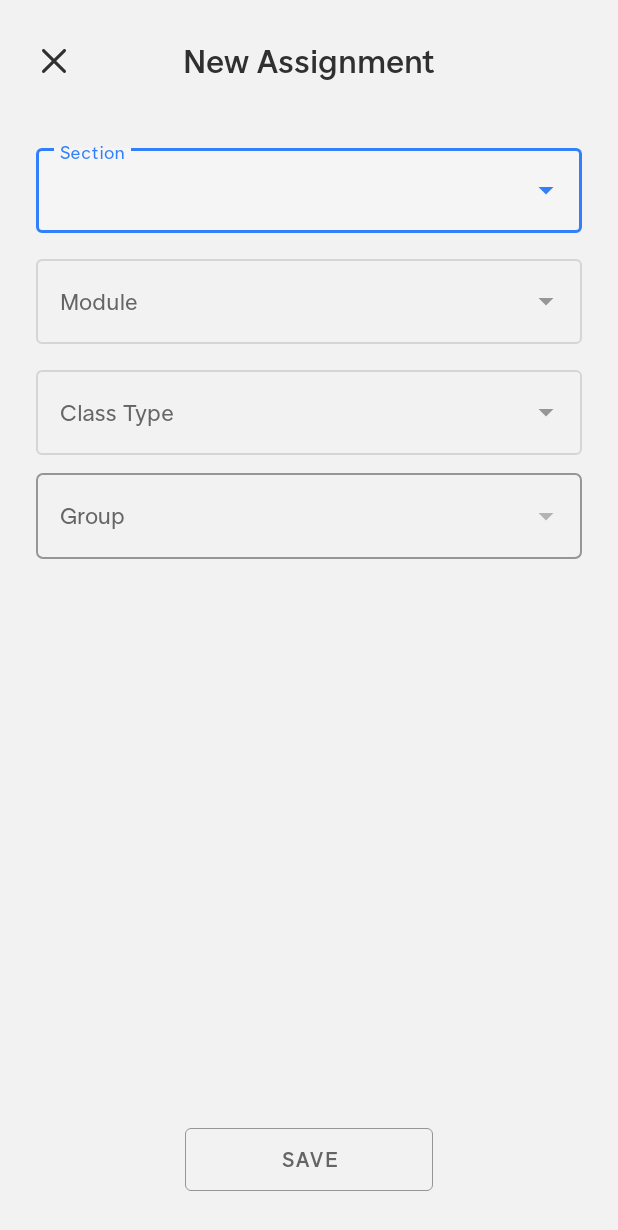
After one commit to abderrahmane-salmi/Studynet, an Android app: the AddAssignmentActivity screen opened directly, with no data from a screen before it, on a phone screen of 412 x 824 dp. The commit adds this screen. Shown: the top 1230 px of the screen. Run offline under Robolectric (Android 15) with nearby library versions, the phone set to English and light mode, and no system bars.

Commit message:
Add assignment layout.

```diff
--- a/app/src/main/AndroidManifest.xml
+++ b/app/src/main/AndroidManifest.xml
@@ -15,7 +15,8 @@
         android:supportsRtl="true"
         android:theme="@style/Theme.Studynet"
         tools:ignore="AllowBackup">
-        <activity android:name=".Activities.AddTeacherActivity"></activity>
+        <activity android:name=".Activities.AddAssignmentActivity"></activity>
+        <activity android:name=".Activities.AddTeacherActivity" />
         <activity android:name=".Activities.SplashActivity">
             <intent-filter>
                 <action android:name="android.intent.action.MAIN" />
@@ -31,9 +32,7 @@
         <activity android:name=".Activities.NavigationActivity" />
         <activity android:name=".Activities.ResetPasswordActivity" />
         <activity android:name=".Activities.SignUpActivity" />
-        <activity android:name=".Activities.LoginActivity">
-
-        </activity>
+        <activity android:name=".Activities.LoginActivity"></activity>
     </application>
 
 </manifest>
--- /dev/null
+++ b/app/src/main/java/com/salmi/bouchelaghem/studynet/Activities/AddAssignmentActivity.java
@@ -0,0 +1,16 @@
+package com.salmi.bouchelaghem.studynet.Activities;
+
+import androidx.appcompat.app.AppCompatActivity;
+
+import android.os.Bundle;
+
+import com.salmi.bouchelaghem.studynet.R;
+
+public class AddAssignmentActivity extends AppCompatActivity {
+
+    @Override
+    protected void onCreate(Bundle savedInstanceState) {
+        super.onCreate(savedInstanceState);
+        setContentView(R.layout.activity_add_assignment);
+    }
+}
--- /dev/null
+++ b/app/src/main/res/layout/activity_add_assignment.xml
@@ -0,0 +1,165 @@
+<?xml version="1.0" encoding="utf-8"?>
+<ScrollView xmlns:android="http://schemas.android.com/apk/res/android"
+    xmlns:app="http://schemas.android.com/apk/res-auto"
+    xmlns:tools="http://schemas.android.com/tools"
+    android:layout_width="match_parent"
+    android:layout_height="match_parent"
+    android:fillViewport="true"
+    android:scrollbars="none"
+    tools:context=".Activities.AddAssignmentActivity">
+
+    <androidx.constraintlayout.widget.ConstraintLayout
+        android:layout_width="match_parent"
+        android:layout_height="wrap_content">
+
+        <!--        Header-->
+        <ImageView
+            android:id="@+id/btnClose"
+            android:layout_width="24dp"
+            android:layout_height="24dp"
+            android:layout_alignParentStart="true"
+            android:layout_centerVertical="true"
+            android:layout_marginStart="24dp"
+            android:padding="4dp"
+            android:src="@drawable/ic_close_x"
+            app:layout_constraintBottom_toBottomOf="@id/title"
+            app:layout_constraintStart_toStartOf="parent"
+            app:layout_constraintTop_toTopOf="@id/title"
+            app:tint="@color/primary_text_color"
+            tools:ignore="ContentDescription" />
+
+        <TextView
+            android:id="@+id/title"
+            android:layout_width="wrap_content"
+            android:layout_height="wrap_content"
+            android:layout_centerInParent="true"
+            android:layout_marginTop="24dp"
+            android:fontFamily="@font/tabularasa_medium"
+            android:text="@string/new_assignment"
+            android:textColor="@color/primary_text_color"
+            android:textSize="22sp"
+            app:layout_constraintEnd_toEndOf="parent"
+            app:layout_constraintStart_toStartOf="parent"
+            app:layout_constraintTop_toTopOf="parent" />
+
+<!--        Fields-->
+        <LinearLayout
+            android:id="@+id/fieldsLayout"
+            android:layout_width="match_parent"
+            android:layout_height="wrap_content"
+            android:orientation="vertical"
+            android:layout_marginStart="24dp"
+            android:layout_marginTop="36dp"
+            android:layout_marginEnd="24dp"
+            android:layout_marginBottom="24dp"
+            app:layout_constraintStart_toStartOf="parent"
+            app:layout_constraintEnd_toEndOf="parent"
+            app:layout_constraintTop_toBottomOf="@id/title">
+
+            <com.google.android.material.textfield.TextInputLayout
+                android:id="@+id/classSectionTextLayout"
+                style="@style/Widget.MaterialComponents.TextInputLayout.OutlinedBox.ExposedDropdownMenu"
+                android:layout_width="match_parent"
+                android:layout_height="wrap_content"
+                android:textColorHint="@color/secondary_text_color">
+
+                <AutoCompleteTextView
+                    android:id="@+id/classSection"
+                    android:layout_width="match_parent"
+                    android:layout_height="wrap_content"
+                    android:fontFamily="@font/tabularasa_regular"
+                    android:hint="@string/section"
+                    android:inputType="none"
+                    android:textSize="15sp" />
+
+            </com.google.android.material.textfield.TextInputLayout>
+
+            <com.google.android.material.textfield.TextInputLayout
+                android:id="@+id/classModuleLayout"
+                style="@style/Widget.MaterialComponents.TextInputLayout.OutlinedBox.ExposedDropdownMenu"
+                android:layout_width="match_parent"
+                android:layout_height="wrap_content"
+                android:layout_marginTop="12dp"
+                android:textColorHint="@color/secondary_text_color"
+                android:enabled="false">
+
+                <AutoCompleteTextView
+                    android:id="@+id/classModule"
+                    android:layout_width="match_parent"
+                    android:layout_height="wrap_content"
+                    android:fontFamily="@font/tabularasa_regular"
+                    android:hint="@string/module"
+                    android:inputType="none"
+                    android:textSize="15sp" />
+
+            </com.google.android.material.textfield.TextInputLayout>
+
+            <com.google.android.material.textfield.TextInputLayout
+                android:id="@+id/moduleTypeTextLayout"
+                style="@style/Widget.MaterialComponents.TextInputLayout.OutlinedBox.ExposedDropdownMenu"
+                android:layout_width="match_parent"
+                android:layout_height="wrap_content"
+                android:layout_marginTop="12dp"
+                android:textColorHint="@color/secondary_text_color"
+                app:layout_constraintEnd_toEndOf="parent"
+                app:layout_constraintStart_toEndOf="@+id/imageView4"
+                app:layout_constraintTop_toBottomOf="@+id/classModuleLayout"
+                android:enabled="false">
+
+                <AutoCompleteTextView
+                    android:id="@+id/moduleType"
+                    android:layout_width="match_parent"
+                    android:layout_height="wrap_content"
+                    android:fontFamily="@font/tabularasa_regular"
+                    android:hint="@string/class_type"
+                    android:inputType="none"
+                    android:textSize="15sp" />
+
+            </com.google.android.material.textfield.TextInputLayout>
+
+            <TextView
+                android:id="@+id/classGroup"
+                android:layout_width="match_parent"
+                android:layout_height="57dp"
+                android:layout_marginTop="12dp"
+                android:hint="@string/group"
+                android:textSize="15sp"
+                android:fontFamily="@font/tabularasa_regular"
+                android:gravity="center_vertical"
+                android:paddingStart="16dp"
+                android:textColorHint="@color/secondary_text_color"
+                android:textColor="@color/primary_text_color"
+                app:drawableEndCompat="@drawable/ic_arrow_drop_down"
+                android:background="@drawable/rectangle_border_2"
+                android:paddingEnd="12dp"
+                android:enabled="false"/>
+
+        </LinearLayout>
+
+        <com.google.android.material.button.MaterialButton
+            android:id="@+id/btnSave"
+            android:layout_width="wrap_content"
+            android:layout_height="wrap_content"
+            android:layout_gravity="center_horizontal"
+            android:layout_marginTop="32dp"
+            android:layout_marginBottom="24dp"
+            android:fontFamily="@font/tabularasa_medium"
+            android:paddingStart="64dp"
+            android:paddingTop="10dp"
+            android:paddingEnd="64dp"
+            android:paddingBottom="10dp"
+            android:stateListAnimator="@null"
+            android:text="@string/save"
+            android:textColor="@color/secondary_text_color"
+            app:backgroundTint="@color/background_color"
+            app:layout_constraintBottom_toBottomOf="parent"
+            app:layout_constraintEnd_toEndOf="parent"
+            app:layout_constraintStart_toStartOf="parent"
+            app:layout_constraintTop_toBottomOf="@+id/fieldsLayout"
+            app:layout_constraintVertical_bias="1.0"
+            app:strokeColor="#969696"
+            app:strokeWidth="0.9dp" />
+
+    </androidx.constraintlayout.widget.ConstraintLayout>
+
+</ScrollView>
--- a/app/src/main/res/values/strings.xml
+++ b/app/src/main/res/values/strings.xml
@@ -162,4 +162,5 @@
     <string name="no_sections_selected_msg">No sections are selected</string>
     <string name="module2">Module:</string>
     <string name="no_assignments_msg">No Assignments</string>
+    <string name="new_assignment">New Assignment</string>
 </resources>
```
